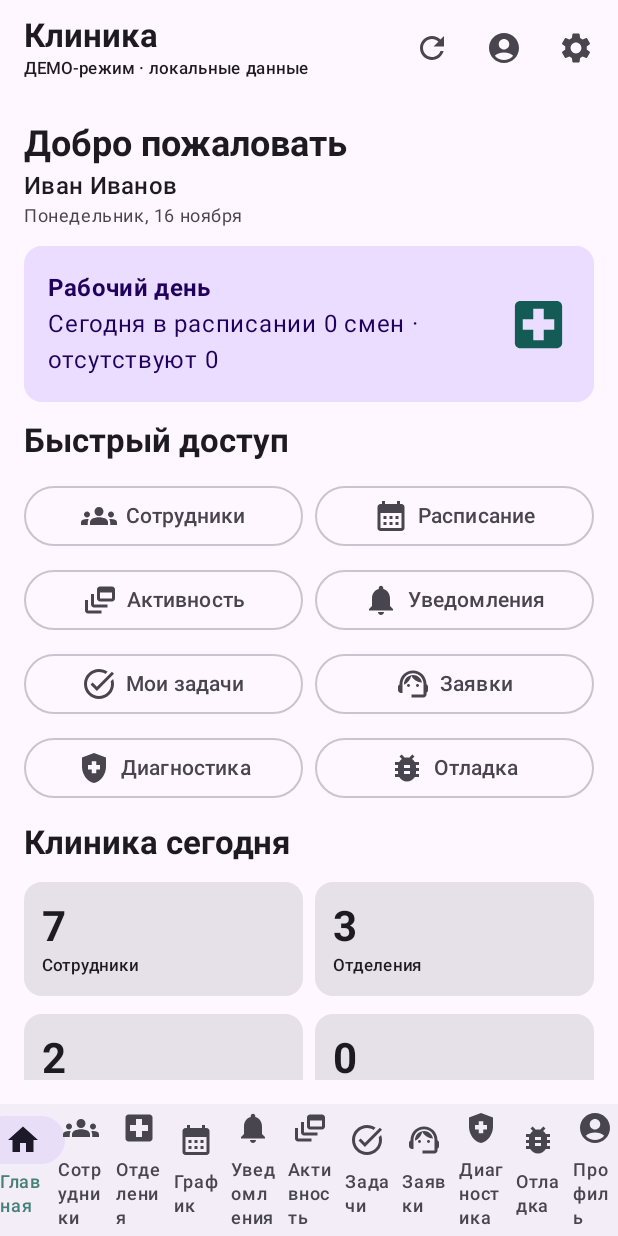
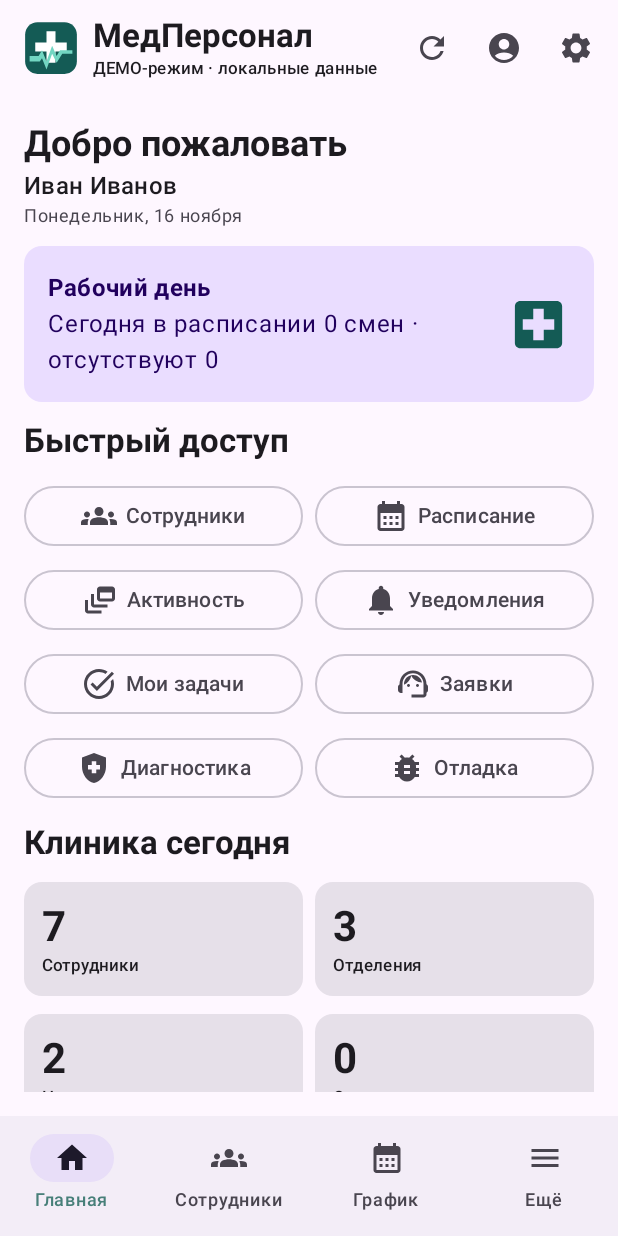
Before and after one commit to exxxar/hospital-manager-mobile, an Android app built with Jetpack Compose: the screen it shows after launch (MainActivity), on a phone screen of 412 x 824 dp. Run offline under Robolectric (Android 15) with nearby library versions, the phone set to English and light mode, and no system bars; our stand-ins replace Room's generated code.

Commit message:
first commit

```diff
--- a/android/app/src/main/AndroidManifest.xml
+++ b/android/app/src/main/AndroidManifest.xml
@@ -3,6 +3,8 @@
     <application
         android:name=".ClinicApp"
         android:allowBackup="false"
+        android:icon="@drawable/ic_clinic_logo"
+        android:roundIcon="@drawable/ic_clinic_logo"
         android:label="Клиника — сотрудники"
         android:supportsRtl="true"
         android:theme="@android:style/Theme.Material.Light.NoActionBar">
--- a/android/app/src/main/java/ru/diploma/clinicstaff/MainActivity.kt
+++ b/android/app/src/main/java/ru/diploma/clinicstaff/MainActivity.kt
@@ -4,6 +4,7 @@ import android.os.Bundle
 import androidx.activity.ComponentActivity
 import androidx.activity.compose.setContent
 import androidx.compose.foundation.layout.*
+import androidx.compose.foundation.clickable
 import androidx.compose.foundation.background
 import androidx.compose.foundation.lazy.LazyColumn
 import androidx.compose.foundation.lazy.items
@@ -11,6 +12,7 @@ import androidx.compose.foundation.rememberScrollState
 import androidx.compose.foundation.verticalScroll
 import androidx.compose.material.icons.Icons
 import androidx.compose.material.icons.filled.*
+import androidx.compose.ui.res.painterResource
 import androidx.compose.material3.*
 import androidx.compose.runtime.*
 import androidx.compose.ui.Alignment
@@ -59,6 +61,7 @@ private fun ClinicRoot(vm: ClinicViewModel) {
     var tab by remember { mutableStateOf(Tab.HOME) }
     var selectedEmployee by remember { mutableStateOf<Long?>(null) }
     var showLogin by remember { mutableStateOf(false) }
+    var showMore by remember { mutableStateOf(false) }
 
     if (state.mode == AppMode.SERVER && !state.loggedIn) {
         LoginScreen(state.loading,state.error, onLogin=vm::login, onBack={ vm.chooseMode(AppMode.DEMO) })
@@ -67,9 +70,12 @@ private fun ClinicRoot(vm: ClinicViewModel) {
     Scaffold(
         topBar = {
             TopAppBar(
-                title = { Column {
-                    Text("Клиника", fontWeight=FontWeight.Bold)
-                    Text(if (state.mode == AppMode.DEMO) "ДЕМО-режим · локальные данные" else "Подключение к серверу", style=MaterialTheme.typography.labelSmall)
+                title = { Row(verticalAlignment = Alignment.CenterVertically, horizontalArrangement = Arrangement.spacedBy(10.dp)) {
+                    Icon(painter = painterResource(R.drawable.ic_clinic_logo), contentDescription = "Логотип клиники", modifier = Modifier.size(36.dp), tint = androidx.compose.ui.graphics.Color.Unspecified)
+                    Column {
+                        Text("МедПерсонал", fontWeight=FontWeight.Bold)
+                        Text(if (state.mode == AppMode.DEMO) "ДЕМО-режим · локальные данные" else "Подключение к серверу", style=MaterialTheme.typography.labelSmall)
+                    }
                 } },
                 actions = {
                     IconButton(onClick = vm::refresh) { Icon(Icons.Default.Refresh, contentDescription="Обновить") }
@@ -82,10 +88,17 @@ private fun ClinicRoot(vm: ClinicViewModel) {
         },
         bottomBar = {
             NavigationBar {
-                Tab.values().filter { it != Tab.ADMIN || state.profile?.type == "admin" }.forEach { item ->
+                val primaryTabs = listOf(Tab.HOME, Tab.STAFF, Tab.SCHEDULE)
+                primaryTabs.forEach { item ->
                     NavigationBarItem(selected=tab==item, onClick={tab=item;selectedEmployee=null},
-                        icon={Icon(item.icon,contentDescription=item.title)}, label={Text(item.title)})
+                        icon={Icon(item.icon,contentDescription=item.title)}, label={Text(item.title, maxLines=1)})
                 }
+                NavigationBarItem(
+                    selected = tab !in primaryTabs && tab != Tab.PROFILE,
+                    onClick = { showMore = true; selectedEmployee = null },
+                    icon = { Icon(Icons.Default.Menu, contentDescription = "Ещё") },
+                    label = { Text("Ещё") }
+                )
             }
         }
     ) { padding ->
@@ -119,6 +132,29 @@ private fun ClinicRoot(vm: ClinicViewModel) {
         ModeDialog(state.mode, onDismiss={showLogin=false}, onMode={ vm.chooseMode(it); showLogin=false },
             onLogout={vm.logout();showLogin=false}, onReset={vm.resetDemo();showLogin=false})
     }
+    if (showMore) {
+        val extraTabs = buildList {
+            addAll(listOf(Tab.DEPARTMENTS, Tab.ALERTS, Tab.ACTIVITY, Tab.TASKS, Tab.REQUESTS))
+            if (state.profile?.type == "admin") add(Tab.ADMIN)
+            addAll(listOf(Tab.DIAGNOSTICS, Tab.DEBUG))
+        }
+        ModalBottomSheet(onDismissRequest = { showMore = false }) {
+            Text("Разделы приложения", style = MaterialTheme.typography.titleLarge, fontWeight = FontWeight.Bold,
+                modifier = Modifier.padding(horizontal = 20.dp, vertical = 8.dp))
+            LazyColumn(contentPadding = PaddingValues(bottom = 28.dp)) {
+                items(extraTabs) { item ->
+                    ListItem(
+                        headlineContent = { Text(item.title) },
+                        leadingContent = { Icon(item.icon, contentDescription = null, tint = MaterialTheme.colorScheme.primary) },
+                        trailingContent = { if (tab == item) Icon(Icons.Default.Check, contentDescription = "Выбран") },
+                        modifier = Modifier.fillMaxWidth().clickable { tab = item; selectedEmployee = null; showMore = false },
+                        colors = ListItemDefaults.colors(containerColor = if (tab == item) MaterialTheme.colorScheme.secondaryContainer else MaterialTheme.colorScheme.surface),
+                    )
+                    HorizontalDivider(color = MaterialTheme.colorScheme.outlineVariant)
+                }
+            }
+        }
+    }
 }
 
 @OptIn(ExperimentalMaterial3Api::class)
@@ -127,7 +163,7 @@ private fun LoginScreen(loading:Boolean,error:String?,onLogin:(String,String)->U
     var email by remember { mutableStateOf("") }
     var password by remember { mutableStateOf("") }
     Column(Modifier.fillMaxSize().padding(24.dp).verticalScroll(rememberScrollState()), verticalArrangement=Arrangement.Center) {
-        Icon(Icons.Default.LocalHospital,null,tint=MaterialTheme.colorScheme.primary,modifier=Modifier.size(56.dp))
+        Icon(painter = painterResource(R.drawable.ic_clinic_logo), contentDescription = "Логотип клиники", modifier = Modifier.size(76.dp), tint = androidx.compose.ui.graphics.Color.Unspecified)
         Spacer(Modifier.height(16.dp))
         Text("Вход для сотрудников",style=MaterialTheme.typography.headlineMedium,fontWeight=FontWeight.Bold)
         Text("Используйте учётную запись медицинской клиники.")
--- /dev/null
+++ b/android/app/src/main/res/drawable/ic_clinic_logo.xml
@@ -0,0 +1,10 @@
+<?xml version="1.0" encoding="utf-8"?>
+<vector xmlns:android="http://schemas.android.com/apk/res/android"
+    android:width="48dp"
+    android:height="48dp"
+    android:viewportWidth="48"
+    android:viewportHeight="48">
+    <path android:fillColor="#145B55" android:pathData="M12,1h24c6.075,0 11,4.925 11,11v24c0,6.075 -4.925,11 -11,11h-24c-6.075,0 -11,-4.925 -11,-11v-24c0,-6.075 4.925,-11 11,-11z" />
+    <path android:fillColor="#FFFFFF" android:pathData="M20,9h8v10h10v8h-10v10h-8v-10h-10v-8h10z" />
+    <path android:fillColor="#72D6C2" android:pathData="M5,31h8l3,-5 4,10 5,-14 4,9 3,-5h11v3h-9l-5,8 -4,-8 -5,14 -4,-10 -2,3h-9z" />
+</vector>
```
Also changed, not shown: 1 other file.
